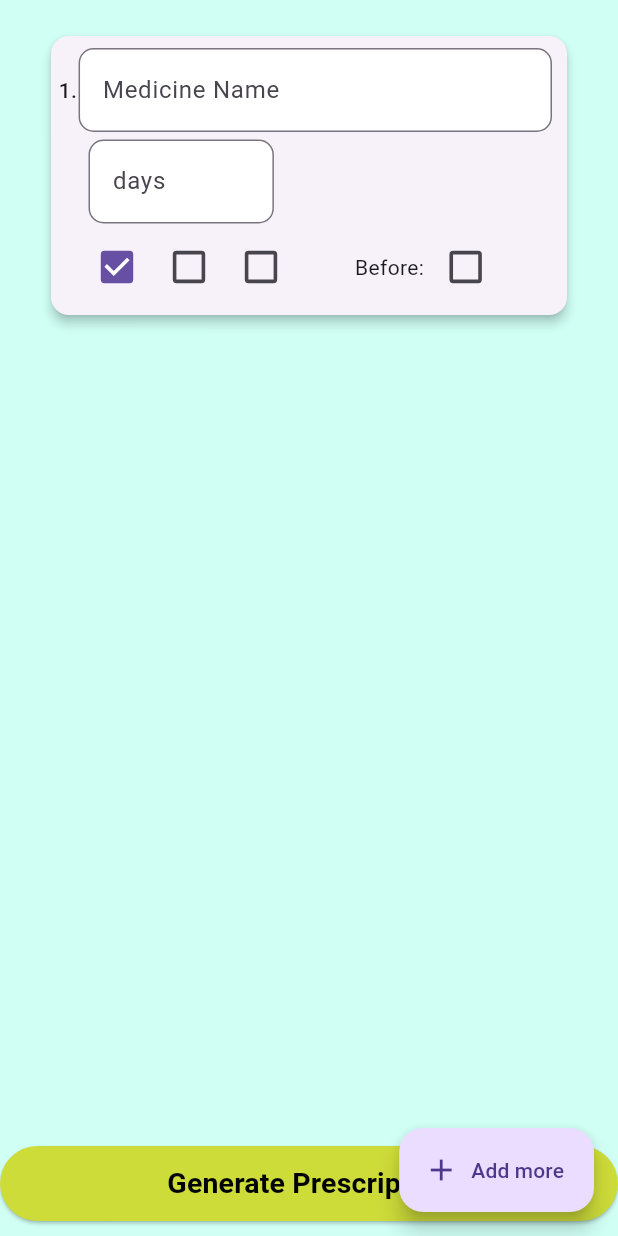
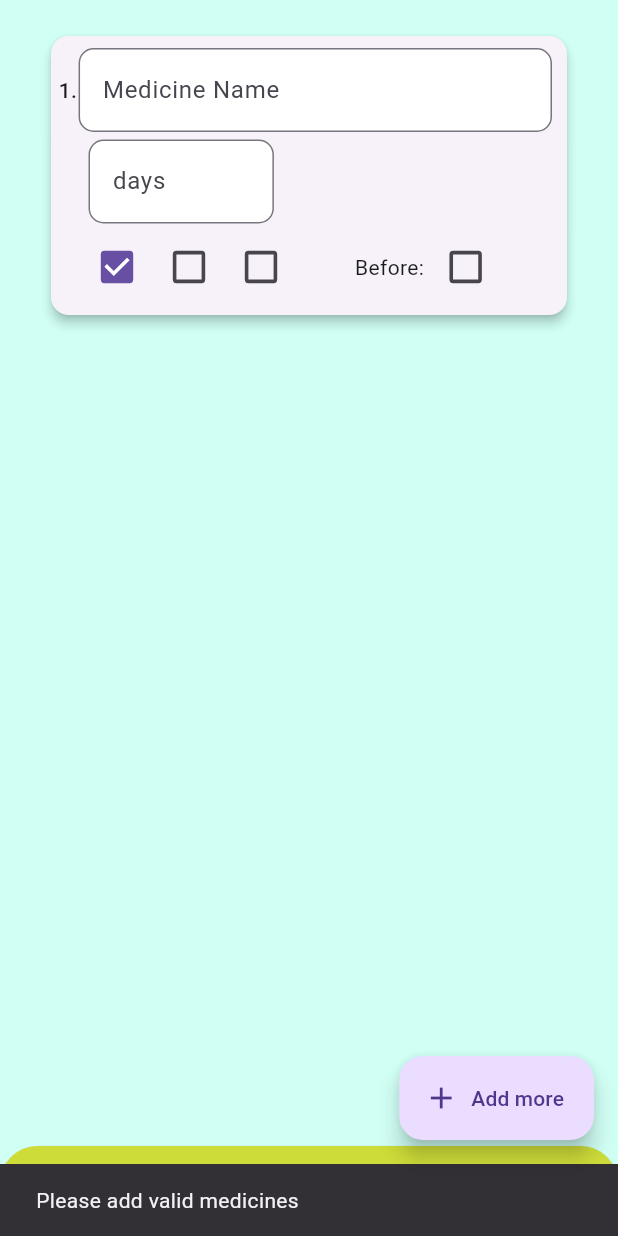
Before and after one commit to JakariaKhan-CSE/JUST-Medical-Center-Automation, a Flutter app: the MakePrescription screen opened directly, after a tap on "Generate Prescription", on a phone screen of 412 x 824 dp. Run offline on Flutter 3.47's test engine with Material 3 defaults, Android fonts, the phone set to English and light mode, and no system bars; our stand-ins replace cloud_firestore, connectivity_plus, firebase_core, flutter_animate, get, image_picker and 1 more; missing offline and left inert: cloudinary; accounts and stored records are empty.

Commit message:
added some function for prescription generate which send to backend.

```diff
--- a/lib/controller/doctorController/doctor_controller.dart
+++ b/lib/controller/doctorController/doctor_controller.dart
@@ -2,10 +2,13 @@
 
 
 import 'package:flutter/cupertino.dart';
+import 'package:flutter/material.dart';
 import 'package:just_medical_center_automation/model/res/doctor/AllPatient.dart';
+import 'package:just_medical_center_automation/services/helper/doctorHelper.dart';
 
 import '../../data/diagnosticTestData.dart';
 import '../../data/patientData.dart';
+import '../../model/req/doctor/create_prescription.dart';
 
 class DoctorController extends ChangeNotifier{
   int current_index = 0;
@@ -131,5 +134,43 @@
     notifyListeners();
   }
 
+  // Method to create the prescription
+  Future<void> generatePrescription(BuildContext context) async {
+    // Prepare the data for the prescription
+    List<Medicine> medicinesList = [];
 
+    for (int i = 0; i < textEditingControllerList.length; i++) {
+      String medicineName = textEditingControllerList[i].text;
+      int quantity = int.tryParse(daysTextEditingControllerList[i].text) ?? 0;
+
+      // Only add valid medicines
+      if (medicineName.isNotEmpty && quantity > 0) {
+        medicinesList.add(Medicine(
+          name: medicineName,
+          quantity: quantity,
+        ));
+      }
+    }
+
+    if (medicinesList.isEmpty) {
+      ScaffoldMessenger.of(context).showSnackBar(SnackBar(content: Text('Please add valid medicines')));
+      return;
+    }
+
+    // Create the request model
+    final prescriptionRequest = CreatePrescriptionRequest(
+      medicines: medicinesList,
+      patientId: patient?.sId ?? "", // Replace with actual patient ID
+    );
+
+    // Call the service to generate the prescription
+    bool success = await DoctorHelper.createPrescription(prescriptionRequest);
+
+    // Handle success or failure
+    if (success) {
+      ScaffoldMessenger.of(context).showSnackBar(SnackBar(content: Text('Prescription created successfully')));
+    } else {
+      ScaffoldMessenger.of(context).showSnackBar(SnackBar(content: Text('Failed to create prescription')));
+    }
+  }
 }
--- /dev/null
+++ b/lib/model/req/doctor/create_prescription.dart
@@ -0,0 +1,58 @@
+import 'dart:convert';
+
+// CreatePrescriptionRequest model
+class CreatePrescriptionRequest {
+  final List<Medicine> medicines;
+  final String patientId;
+
+  CreatePrescriptionRequest({
+    required this.medicines,
+    required this.patientId,
+  });
+
+  // Convert the model to JSON
+  Map<String, dynamic> toJson() {
+    return {
+      'medicines': medicines.map((medicine) => medicine.toJson()).toList(),
+      'patientId': patientId,
+    };
+  }
+
+  // Create the model from JSON (for response parsing if necessary)
+  factory CreatePrescriptionRequest.fromJson(Map<String, dynamic> json) {
+    var list = json['medicines'] as List;
+    List<Medicine> medicinesList = list.map((i) => Medicine.fromJson(i)).toList();
+
+    return CreatePrescriptionRequest(
+      medicines: medicinesList,
+      patientId: json['patientId'],
+    );
+  }
+}
+
+// Medicine model to represent each medicine item in the list
+class Medicine {
+  final String name;
+  final int quantity;
+
+  Medicine({
+    required this.name,
+    required this.quantity,
+  });
+
+  // Convert the Medicine object to JSON
+  Map<String, dynamic> toJson() {
+    return {
+      'name': name,
+      'quantity': quantity,
+    };
+  }
+
+  // Create a Medicine object from JSON
+  factory Medicine.fromJson(Map<String, dynamic> json) {
+    return Medicine(
+      name: json['name'],
+      quantity: json['quantity'],
+    );
+  }
+}
--- a/lib/screen/Doctor/make_prescription.dart
+++ b/lib/screen/Doctor/make_prescription.dart
@@ -67,6 +67,8 @@
               CustomButton(
                 pressed: () {
                   // generate prescription
+                  doctorNotifier.generatePrescription(context);
+                  print('click prescription generate button ');
                 },
                 btnName: "Generate Prescription",
                 backgroundColor: Colors.lime,
```
Also changed, not shown: lib/services/helper/doctorHelper.dart (+20 -0 lines).
